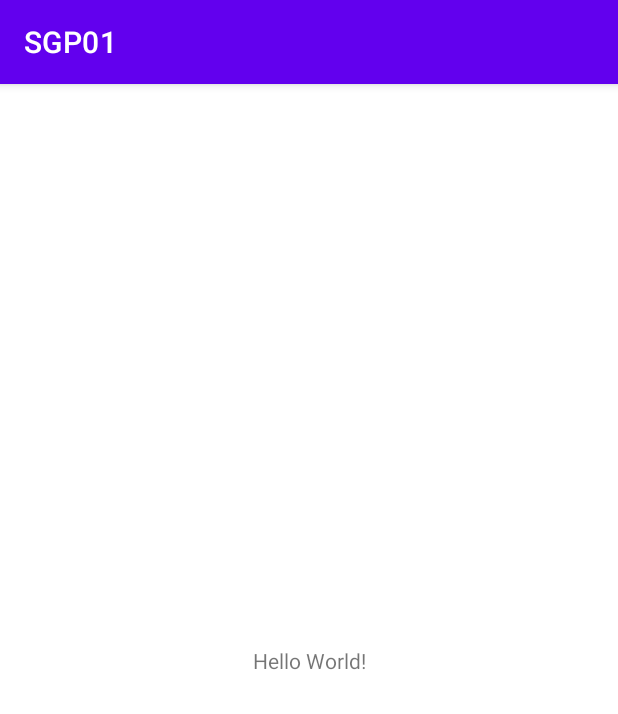
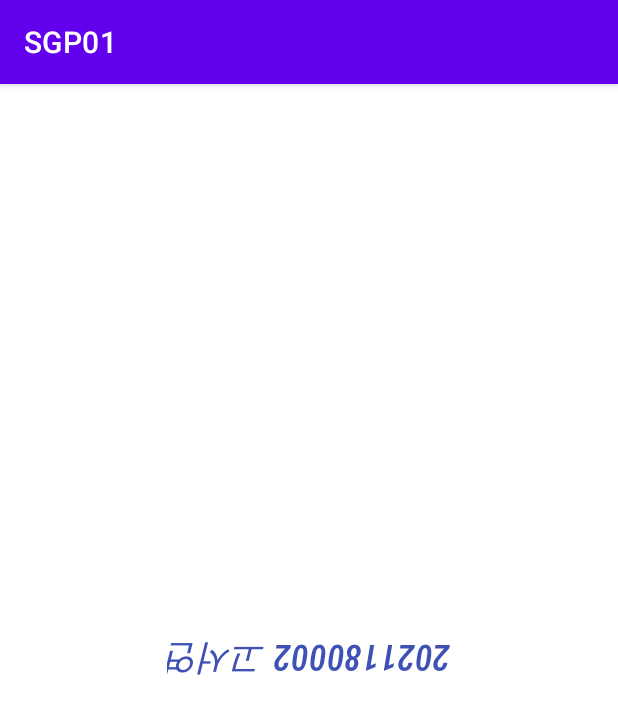
Before and after one commit to kosy22222222/sgp, an Android app: the screen it shows after launch (MainActivity), on a phone screen of 412 x 824 dp. Shown: the top 714 px of the screen. Run offline under Robolectric (Android 15) with nearby library versions, the phone set to English and light mode, and no system bars.

Commit message:
수업 필기

```diff
--- a/SGP01/app/src/main/java/kr/ac/tukorea/kodg2002/sgp01/MainActivity.java
+++ b/SGP01/app/src/main/java/kr/ac/tukorea/kodg2002/sgp01/MainActivity.java
@@ -4,11 +4,11 @@ import androidx.appcompat.app.AppCompatActivity;
 
 import android.os.Bundle;
 
-public class MainActivity extends AppCompatActivity {
+public class MainActivity extends AppCompatActivity { //class 자식 extends 부모
 
-    @Override
+    @Override //부모와는 다른 개성(?) 부여
     protected void onCreate(Bundle savedInstanceState) {
-        super.onCreate(savedInstanceState); //얘에 있는 온크리에이트도 쓰고 부모의 온크리에이트도 쓰겠다?
-        setContentView(R.layout.activity_main); //xml내용대로 실행되게 함
+        super.onCreate(savedInstanceState); //수퍼로 부모 클래스의 메소드 사용
+        setContentView(R.layout.activity_main); //xml 내용대로 실행
     }
 }
--- a/SGP01/app/src/main/res/layout/activity_main.xml
+++ b/SGP01/app/src/main/res/layout/activity_main.xml
@@ -1,4 +1,5 @@
 <?xml version="1.0" encoding="utf-8"?>
+
 <androidx.constraintlayout.widget.ConstraintLayout xmlns:android="http://schemas.android.com/apk/res/android"
     xmlns:app="http://schemas.android.com/apk/res-auto"
     xmlns:tools="http://schemas.android.com/tools"
@@ -9,10 +10,18 @@
     <TextView
         android:layout_width="wrap_content"
         android:layout_height="wrap_content"
-        android:text="Hello World!"
+        android:fontFamily="sans-serif-condensed-medium"
+        android:rotation="180"
+        android:text="2021180002 고서연"
+        android:textAlignment="center"
+        android:textAllCaps="false"
+        android:textColor="#3F51B5"
+        android:textSize="24sp"
+        android:textStyle="italic"
         app:layout_constraintBottom_toBottomOf="parent"
         app:layout_constraintEnd_toEndOf="parent"
         app:layout_constraintStart_toStartOf="parent"
         app:layout_constraintTop_toTopOf="parent" />
+<!--    텍스트에 SP를 쓰면 화면 비율에 따라 텍스트 뷰 크기가 조정됨. 베스트는 숫자를 쓰지 않고 이미지 등의 크기에 맞추는 것-->
 
 </androidx.constraintlayout.widget.ConstraintLayout>
```
